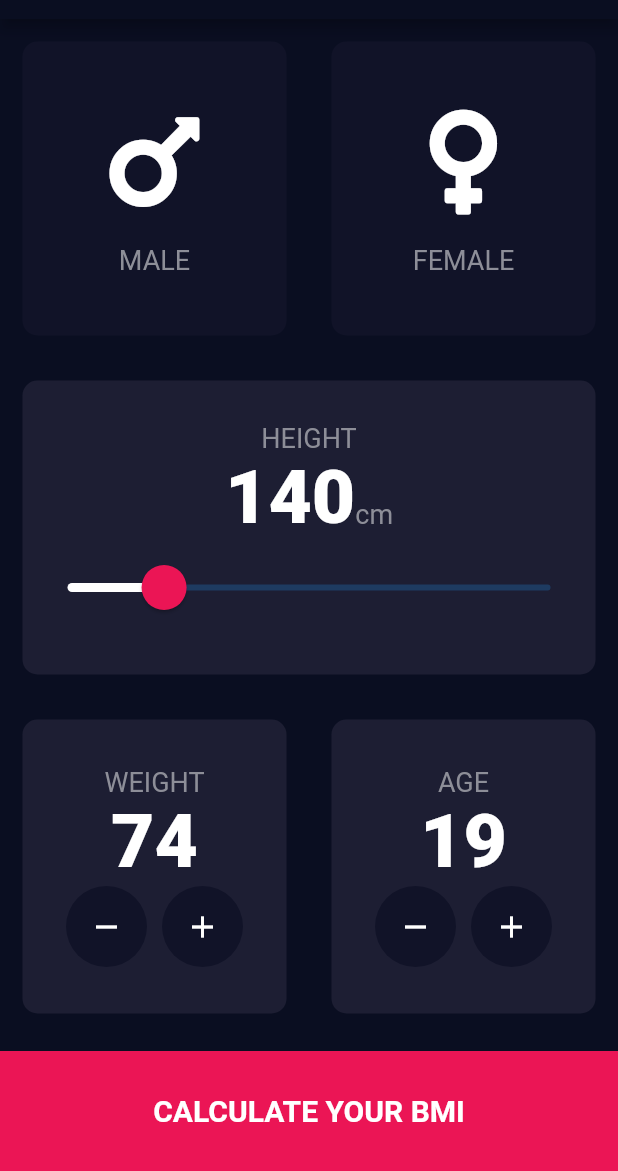
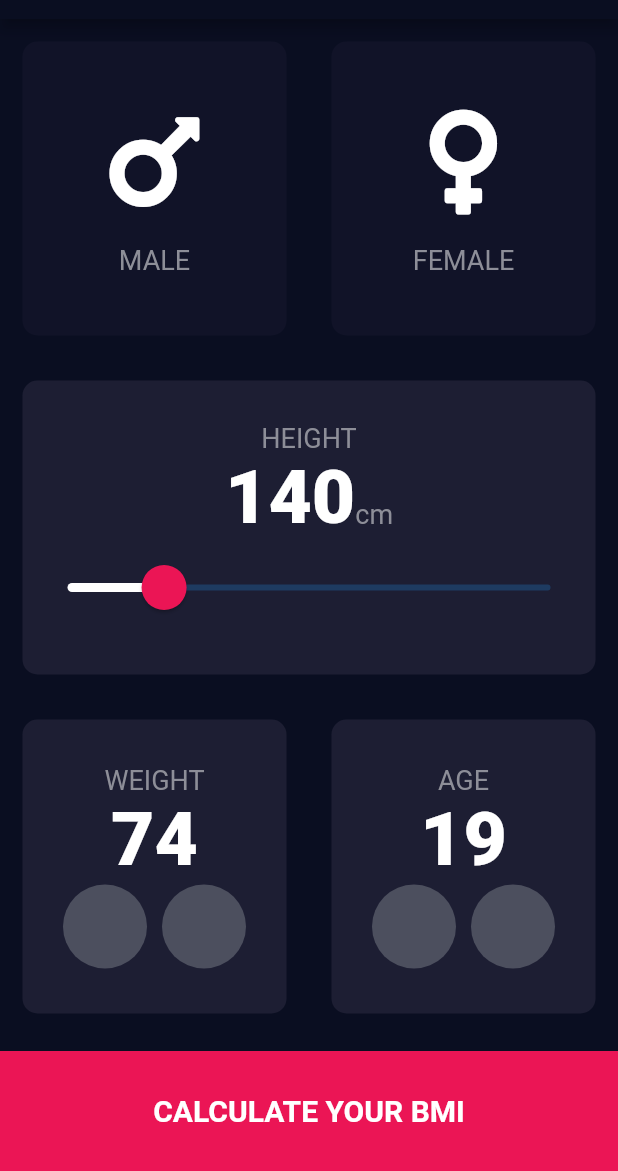
Before and after one commit to Bygaga63/bmi_calculator-flutter, a Flutter app: the screen it shows after launch, on a phone screen of 412 x 824 dp, the part 65-1236 px from its top. Run offline on Flutter 3.47's test engine with Material 2 defaults, Android fonts, the phone set to English and light mode, and no system bars; our stand-ins replace font_awesome_flutter.

Commit message:
refactore code

```diff
--- a/lib/button_with_icon.dart
+++ /dev/null
@@ -1,25 +0,0 @@
-import 'package:flutter/material.dart';
-
-import 'constants.dart';
-
-class ButtonWithIcon extends StatelessWidget {
-  final IconData icon;
-  final Function onClick;
-
-  const ButtonWithIcon({@required this.icon, this.onClick});
-
-  @override
-  Widget build(BuildContext context) {
-    return GestureDetector(
-      onTap: onClick,
-      child: Container(
-        decoration: BoxDecoration(
-          color: kInactiveCardColor,
-          borderRadius: BorderRadius.circular(30),
-        ),
-        child: Icon(icon),
-        padding: EdgeInsets.all(15.0),
-      ),
-    );
-  }
-}
--- /dev/null
+++ b/lib/components/button_with_icon.dart
@@ -0,0 +1,30 @@
+import 'package:flutter/material.dart';
+
+class ButtonWithIcon extends StatelessWidget {
+  final IconData icon;
+  final Function onClick;
+
+  const ButtonWithIcon({@required this.icon, this.onClick});
+
+  @override
+  Widget build(BuildContext context) {
+    return RawMaterialButton(
+      elevation: 6.0,
+      constraints: BoxConstraints.tightFor(
+        width: 56.0,
+        height: 56.0,
+      ),
+      shape: CircleBorder(),
+      fillColor: Color(0xFF4C4F5E),
+//      onTap: onClick,
+//      child: Container(
+//        decoration: BoxDecoration(
+//          color: kInactiveCardColor,
+//          borderRadius: BorderRadius.circular(30),
+//        ),
+//        child: Icon(icon),
+//        padding: EdgeInsets.all(15.0),
+//      ),
+    );
+  }
+}
--- a/lib/main.dart
+++ b/lib/main.dart
@@ -1,6 +1,7 @@
 import 'package:flutter/material.dart';
+
 import 'configuration/app_theme.dart';
-import 'input_page.dart';
+import 'pages/input_page.dart';
 
 void main() => runApp(BMICalculator());
 
```
Also changed, not shown: lib/pages/input_page.dart (renamed from lib/input_page.dart, +4 -5 lines), lib/components/constants.dart (renamed from lib/constants.dart), lib/components/icon_content.dart (renamed from lib/icon_content.dart), lib/components/reusable_card.dart (renamed from lib/reusable_card.dart), lib/components/switcher.dart (renamed from lib/switcher.dart).
